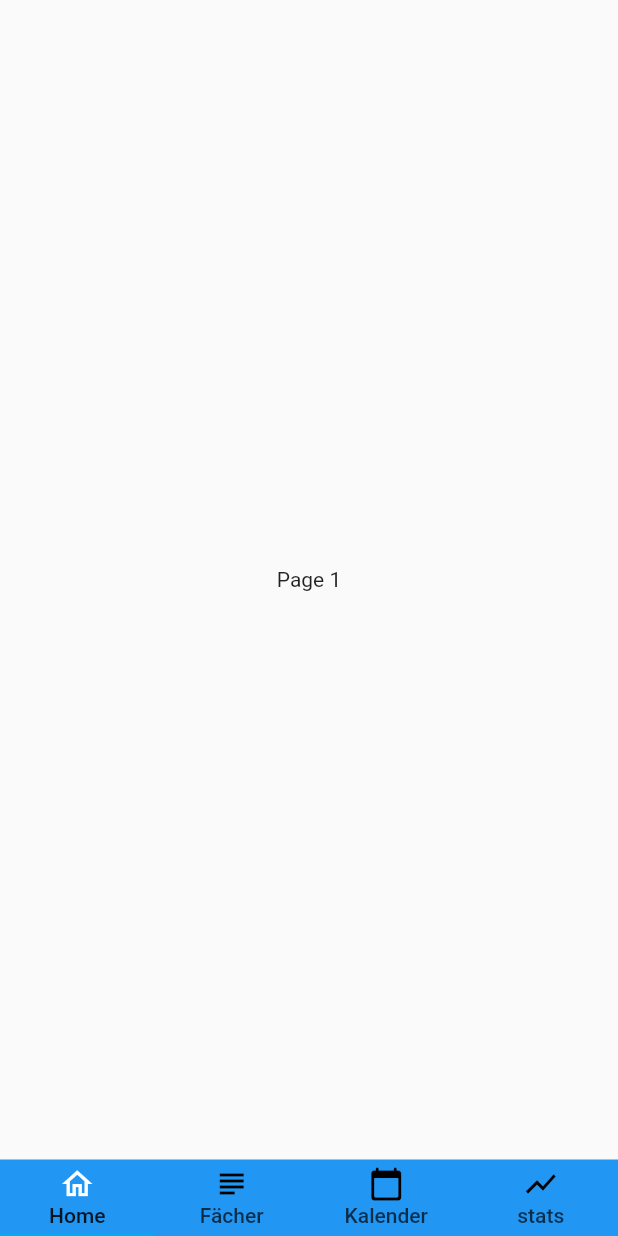
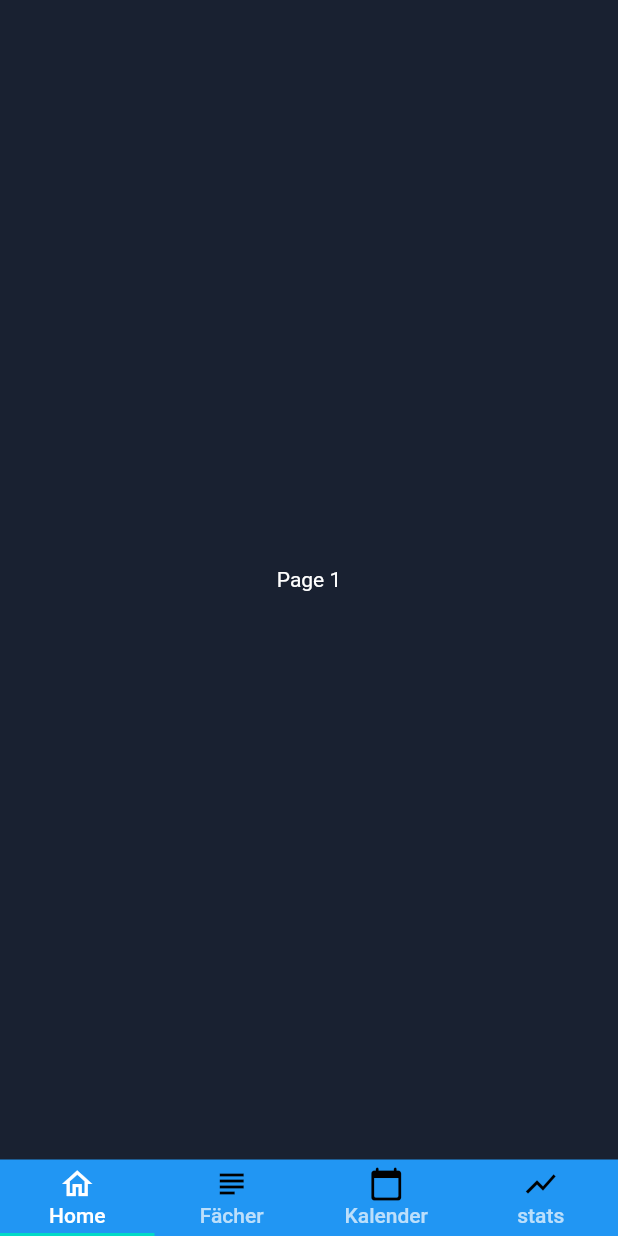
Before and after one commit to Dojagames/Abiplaner, a Flutter app: the screen it shows after launch, on a phone screen of 412 x 824 dp. Run offline on Flutter 3.47's test engine with Material 2 defaults, Android fonts, the phone set to English and light mode, and no system bars; our stand-ins replace fluttertoast.

Commit message:
added custom Theme(s)

```diff
--- /dev/null
+++ b/lib/data/Themes.dart
@@ -0,0 +1,14 @@
+import 'package:flutter/material.dart';
+
+class MyThemes {
+  static final Theme1 = ThemeData(
+    backgroundColor: Colors.blue.shade800,
+    scaffoldBackgroundColor: const Color(0xFF192131),
+    colorScheme: const ColorScheme.dark(),
+    canvasColor: Colors.lightBlue,
+
+  );
+  static final Theme2 = ThemeData(
+
+  );
+}
--- a/lib/main.dart
+++ b/lib/main.dart
@@ -7,10 +7,13 @@ import 'tabs/Stats.dart';
 import 'tabs/Subjects.dart';
 import 'tabs/Home.dart';
 import 'data/vars.dart';
+import 'data/Themes.dart';
 
 void main() {
   runApp(const MyApp());
 }
+
+
 
 class MyApp extends StatelessWidget {
   const MyApp({Key? key}) : super(key: key);
@@ -19,7 +22,7 @@ class MyApp extends StatelessWidget {
   Widget build(BuildContext context) {
     return MaterialApp(
       title: 'Abiplaner',
-      theme: ThemeData(primarySwatch: Colors.lightBlue),
+      theme: MyThemes.Theme1,
       home: const MyHomePage(title: 'MainPage'),
     );
   }
```
